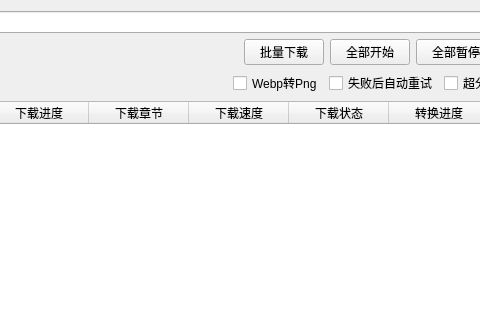
Old version of the form ui/ui_download.ui in the repository tonquer/JMComic-qt; both pictures show x 323 to 803 and y 0 to 320 of the 1002 by 510 pixel window.
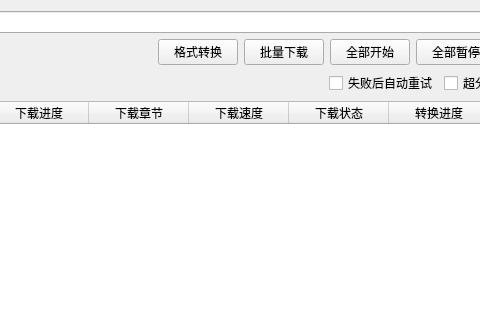
New version of the form.

Patch:
```diff
--- a/ui/ui_download.ui
+++ b/ui/ui_download.ui
@@ -92,13 +92,6 @@
        </property>
       </spacer>
      </item>
-     <item>
-      <widget class="QCheckBox" name="webp2Png">
-       <property name="text">
-        <string>Webp转Png</string>
-       </property>
-      </widget>
-     </item>
      <item>
       <widget class="QCheckBox" name="redownloadRadio">
        <property name="text">
@@ -169,6 +162,13 @@
        </property>
       </spacer>
      </item>
+     <item>
+      <widget class="QPushButton" name="formatButton">
+       <property name="text">
+        <string>格式转换</string>
+       </property>
+      </widget>
+     </item>
      <item>
       <widget class="QPushButton" name="someDownButton">
        <property name="text">
```
Left out of the diff: 4 changed lines with no effect on the pictures.
